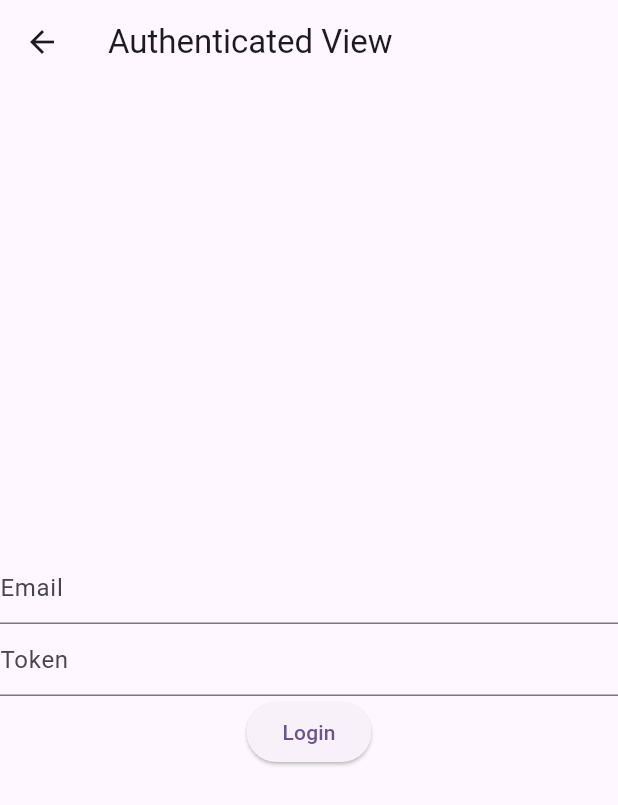
After one commit to Nasir-gaayte/flutter-widgets, a Flutter app: the AuthenticaedView screen opened directly, on a phone screen of 412 x 824 dp. The commit adds this screen. Shown: the top 805 px of the screen. Run offline on Flutter 3.47's test engine with Material 3 defaults, Android fonts, the phone set to English and light mode, and no system bars; our stand-ins replace animated_splash_screen, lottie, youtube_player_flutter; accounts and stored records are empty.

Commit message:
end mvvm

```diff
--- a/lib/homePage.dart
+++ b/lib/homePage.dart
@@ -3,6 +3,7 @@
 import 'package:flutter/material.dart';
 import 'package:flutter_widget/mvvm/views/counterView.dart';
 import 'package:flutter_widget/mvvm/views/postView.dart';
+import 'package:flutter_widget/mvvm/views/userView.dart';
 import 'package:flutter_widget/widgets/MyBottomAppBar.dart';
 import 'package:flutter_widget/widgets/alert.dart';
 import 'package:flutter_widget/widgets/assetsImage.dart';
@@ -52,7 +53,7 @@ class _HomePageState extends State<HomePage>
     Center(child: ResponsiveScreen()),
     Center(child: CounterView()),
     Center(child: PostView()),
-    Center(child: ContainerW()),
+    Center(child: AuthenticaedView()),
     Center(child: ContainerW()),
     Center(child: ContainerW()),
     Center(child: ContainerW()),
@@ -79,7 +80,7 @@ class _HomePageState extends State<HomePage>
     const Text('responsiveScreen'),
     const Text('CounterView'),
     const Text('Api Post View'),
-    const Text('contact'),
+    const Text('Authenticaed'),
     const Text('contact'),
     const Text('contact'),
     const Text('contact'),
--- a/lib/main.dart
+++ b/lib/main.dart
@@ -1,6 +1,7 @@
 import 'package:flutter/material.dart';
 import 'package:flutter_widget/mvvm/model_views/counterViewModel.dart';
 import 'package:flutter_widget/mvvm/model_views/postVewModel.dart';
+import 'package:flutter_widget/mvvm/model_views/userViewModel.dart';
 import 'package:flutter_widget/providers/dataProvider.dart';
 import 'package:flutter_widget/welcomeScreen.dart';
 import 'package:provider/provider.dart';
@@ -16,6 +17,9 @@ void main() {
       ),
       ChangeNotifierProvider(
         create: (context) => PostViewModel(),
+      ),
+      ChangeNotifierProvider(
+        create: (context) => UserViewModel(),
       ),
     ],
     child: const MyApp(),
--- /dev/null
+++ b/lib/mvvm/model_views/userViewModel.dart
@@ -0,0 +1,22 @@
+import 'package:flutter/material.dart';
+import 'package:flutter_widget/mvvm/models/userModel.dart';
+
+class UserViewModel with ChangeNotifier {
+  bool _isAuthenticated = false;
+  UserModel? _user;
+  bool get isAuthenticated => _isAuthenticated;
+  UserModel? get user => _user;
+
+  Future<void> login(String email, String token) async {
+    await Future.delayed(const Duration(seconds: 2));
+    _user = UserModel(email: email, token: token);
+    _isAuthenticated = true;
+    notifyListeners();
+  }
+
+  void logout() {
+    _user = null;
+    _isAuthenticated = false;
+    notifyListeners();
+  }
+}
--- /dev/null
+++ b/lib/mvvm/models/userModel.dart
@@ -0,0 +1,12 @@
+class UserModel {
+  String email;
+  String token;
+  UserModel({required this.email, required this.token});
+
+  factory UserModel.fromJson(Map<String, dynamic> json) {
+    return UserModel(
+      email: json['email'],
+      token: json['token'],
+    );
+  }
+}
--- /dev/null
+++ b/lib/mvvm/views/userView.dart
@@ -0,0 +1,84 @@
+import 'package:flutter/material.dart';
+import 'package:flutter_widget/mvvm/model_views/userViewModel.dart';
+import 'package:provider/provider.dart';
+
+class AuthenticaedView extends StatefulWidget {
+  AuthenticaedView({super.key});
+
+  @override
+  State<AuthenticaedView> createState() => _AuthenticaedViewState();
+}
+
+class _AuthenticaedViewState extends State<AuthenticaedView> {
+  final TextEditingController emailController = TextEditingController();
+
+  final TextEditingController tokenController = TextEditingController();
+
+  bool viewPassword = false;
+
+  @override
+  Widget build(BuildContext context) {
+    final user = Provider.of<UserViewModel>(context);
+
+    return Scaffold(
+      appBar: AppBar(
+        title: Text('Authenticated View'),
+      ),
+      body: user.isAuthenticated == false
+          ? Center(
+              child: Column(
+                mainAxisAlignment: MainAxisAlignment.center,
+                children: [
+                  TextField(
+                    controller: emailController,
+                    decoration: InputDecoration(hintText: 'Email'),
+                  ),
+                  TextField(
+                    obscureText: true,
+                    controller: tokenController,
+                    decoration: InputDecoration(hintText: 'Token'),
+                  ),
+                  ElevatedButton(
+                    onPressed: () {
+                      user.login(emailController.text, tokenController.text);
+                    },
+                    child: Text('Login'),
+                  ),
+                ],
+              ),
+            )
+          : Center(
+              child: Column(
+                mainAxisAlignment: MainAxisAlignment.center,
+                children: [
+                  Text('Email: ${user.user!.email}'),
+                  Row(
+                    mainAxisAlignment: MainAxisAlignment.center,
+                    children: [
+                      viewPassword
+                          ? Text('Token: .....')
+                          : Text('Token: ${user.user!.token}'),
+                      IconButton(
+                        icon: Icon(viewPassword
+                            ? Icons.visibility
+                            : Icons.visibility_off),
+                        onPressed: () {
+                          setState(() {
+                            viewPassword = !viewPassword;
+                          });
+                        },
+                      ),
+                    ],
+                  ),
+                  ElevatedButton(
+                    onPressed: () {
+                      user.logout();
+                    },
+                    child: Text('Logout'),
+                  ),
+                ],
+              ),
+            ),
+    );
+  }
+}
```
Also changed, not shown: 3 other files.
